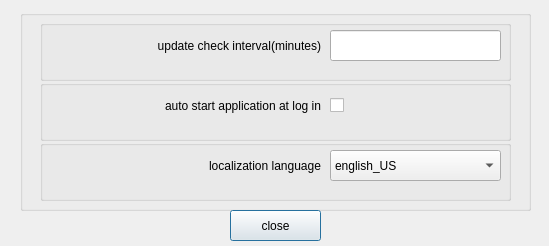
Above: configurationoptionsdialog.ui from mhogomchungu/qCheckGMail before the change. Below: the same form after it.
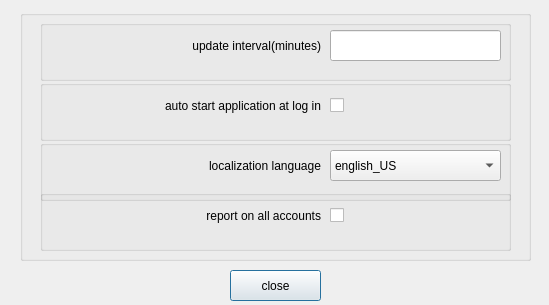
That is the form after the change.

The edit to the form file:
```diff
--- a/configurationoptionsdialog.ui
+++ b/configurationoptionsdialog.ui
@@ -7,7 +7,7 @@
     <x>0</x>
     <y>0</y>
     <width>549</width>
-    <height>246</height>
+    <height>305</height>
    </rect>
   </property>
   <property name="windowTitle">
@@ -19,7 +19,7 @@
      <x>20</x>
      <y>10</y>
      <width>511</width>
-     <height>201</height>
+     <height>251</height>
     </rect>
    </property>
    <property name="title">
@@ -47,7 +47,7 @@
       </rect>
      </property>
      <property name="text">
-      <string>update check interval(minutes)</string>
+      <string>update interval(minutes)</string>
      </property>
      <property name="alignment">
       <set>Qt::AlignRight|Qt::AlignTrailing|Qt::AlignVCenter</set>
@@ -150,12 +150,54 @@
      </property>
     </widget>
    </widget>
+   <widget class="QGroupBox" name="groupBox_5">
+    <property name="geometry">
+     <rect>
+      <x>20</x>
+      <y>180</y>
+      <width>471</width>
+      <height>61</height>
+     </rect>
+    </property>
+    <property name="title">
+     <string/>
+    </property>
+    <widget class="QCheckBox" name="checkBoxReportOnAllAccounts">
+     <property name="geometry">
+      <rect>
+       <x>290</x>
+       <y>10</y>
+       <width>171</width>
+       <height>31</height>
+      </rect>
+     </property>
+     <property name="text">
+      <string/>
+     </property>
+    </widget>
+    <widget class="QLabel" name="label_4">
+     <property name="geometry">
+      <rect>
+       <x>10</x>
+       <y>10</y>
+       <width>271</width>
+       <height>31</height>
+      </rect>
+     </property>
+     <property name="text">
+      <string>report on all accounts</string>
+     </property>
+     <property name="alignment">
+      <set>Qt::AlignRight|Qt::AlignTrailing|Qt::AlignVCenter</set>
+     </property>
+    </widget>
+   </widget>
   </widget>
   <widget class="QPushButton" name="pushButtonClose">
    <property name="geometry">
     <rect>
      <x>230</x>
-     <y>210</y>
+     <y>270</y>
      <width>91</width>
      <height>31</height>
     </rect>
```
